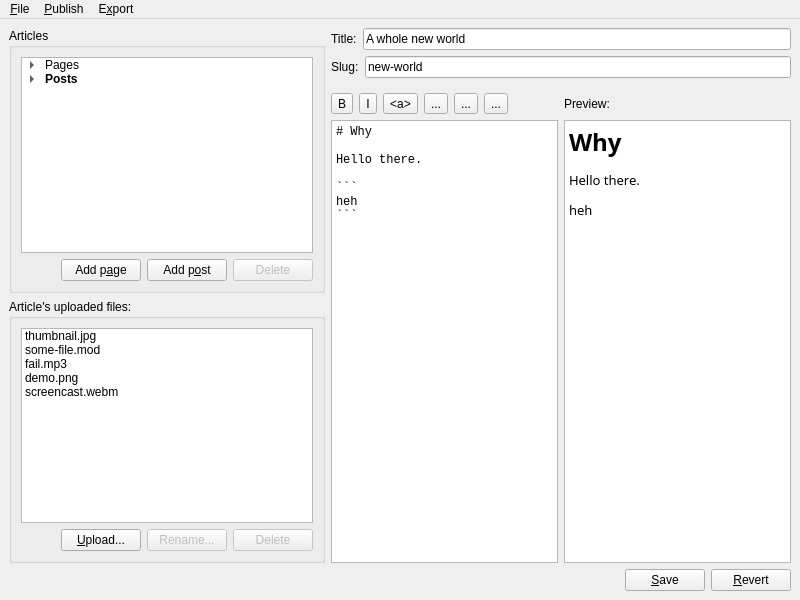
Above: main.ui from nhanb/bloghead-qt before the change. Below: the same form after it.
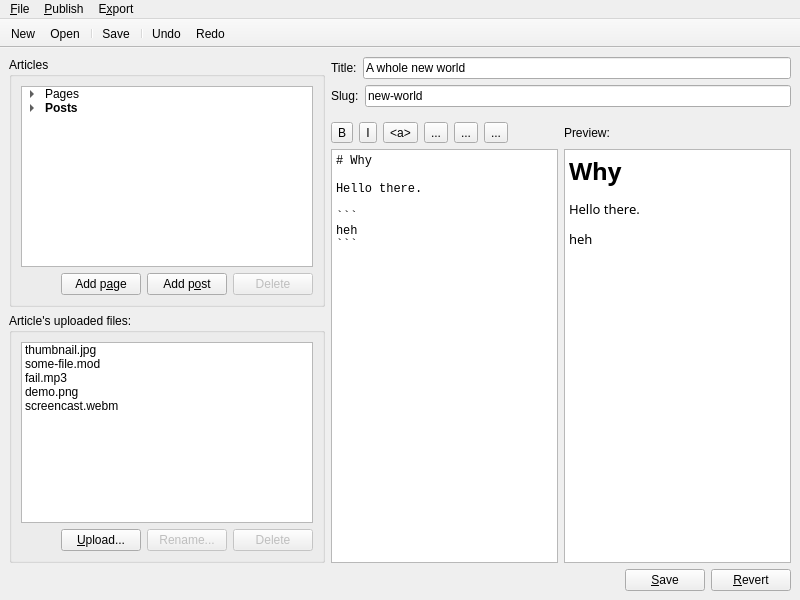
That is the form after the change. Icons and pictures are not drawn.

```diff
--- a/main.ui
+++ b/main.ui
@@ -672,6 +672,33 @@
    <addaction name="menuDeploy"/>
    <addaction name="menuExport"/>
   </widget>
+  <widget class="QToolBar" name="toolBar">
+   <property name="windowTitle">
+    <string>toolBar</string>
+   </property>
+   <property name="movable">
+    <bool>false</bool>
+   </property>
+   <property name="iconSize">
+    <size>
+     <width>24</width>
+     <height>24</height>
+    </size>
+   </property>
+   <attribute name="toolBarArea">
+    <enum>TopToolBarArea</enum>
+   </attribute>
+   <attribute name="toolBarBreak">
+    <bool>false</bool>
+   </attribute>
+   <addaction name="action_New"/>
+   <addaction name="action_Open"/>
+   <addaction name="separator"/>
+   <addaction name="action_Save"/>
+   <addaction name="separator"/>
+   <addaction name="actionUndo"/>
+   <addaction name="actionRedo"/>
+  </widget>
   <action name="action_New">
    <property name="text">
     <string>&amp;New...</string>
@@ -768,6 +795,28 @@
     <string>&amp;Manage...</string>
    </property>
   </action>
+  <action name="actionUndo">
+   <property name="icon">
+    <iconset theme="edit-undo"/>
+   </property>
+   <property name="text">
+    <string>Undo</string>
+   </property>
+   <property name="toolTip">
+    <string>Undo Lorem Ipsum</string>
+   </property>
+  </action>
+  <action name="actionRedo">
+   <property name="icon">
+    <iconset theme="edit-redo"/>
+   </property>
+   <property name="text">
+    <string>Redo</string>
+   </property>
+   <property name="toolTip">
+    <string>Redo Lorem Ipsum</string>
+   </property>
+  </action>
  </widget>
  <resources/>
  <connections/>
```
Left out of the diff: 12 changed lines with no effect on the pictures.
